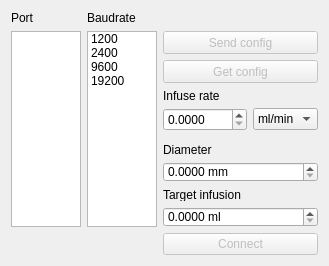
The window that WidgetPump.ui (AGuilbault/Microcal) describes before a commit, drawn with Qt 5.
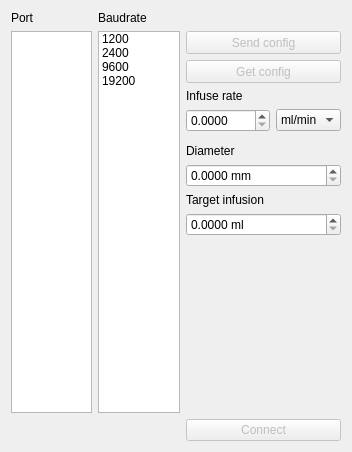
The same window after the commit.

```diff
--- a/WidgetPump.ui
+++ b/WidgetPump.ui
@@ -6,8 +6,8 @@
    <rect>
     <x>0</x>
     <y>0</y>
-    <width>315</width>
-    <height>259</height>
+    <width>352</width>
+    <height>452</height>
    </rect>
   </property>
   <layout class="QGridLayout" name="gridLayout">
```
